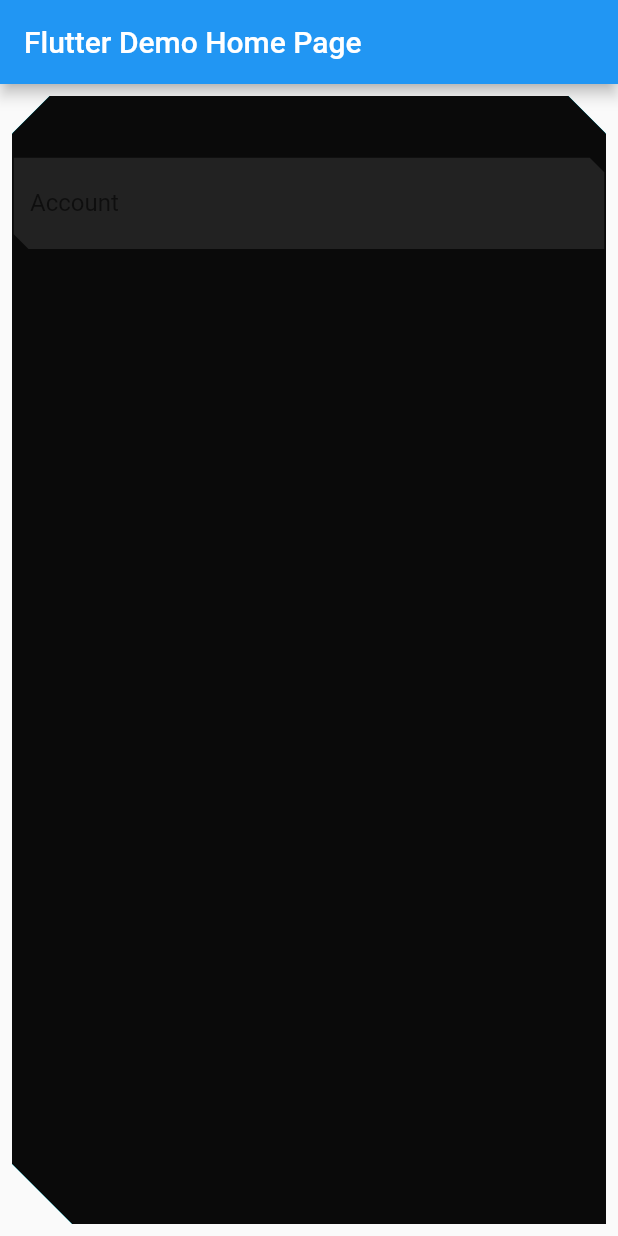
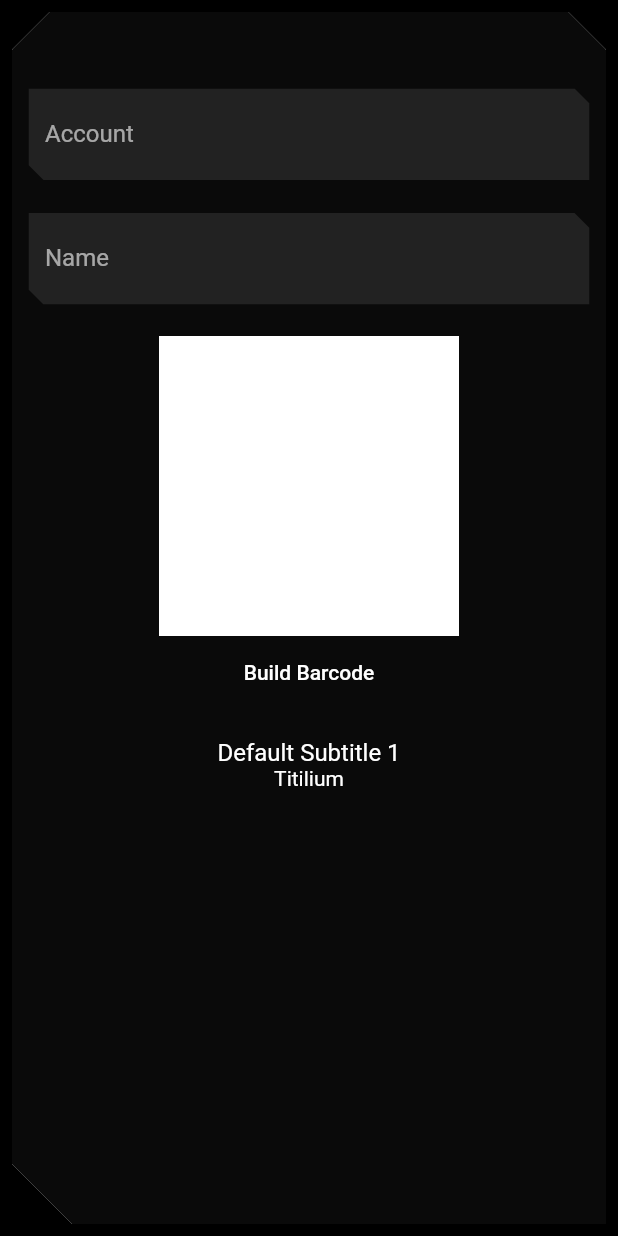
Before and after one commit to leoafarias/optr, a Flutter app: the screen it shows after launch, on a phone screen of 412 x 824 dp. Run offline on Flutter 3.47's test engine with Material 2 defaults, Android fonts, the phone set to English and light mode, and no system bars; our stand-ins replace flutter_hooks, flutter_secure_storage, google_fonts, hooks_riverpod, simple_animations, state_notifier; missing offline and left inert: barcode, drawing_animation, soundpool; statements that could not run were skipped.

Commit message:
Screens clean up and component changes

```diff
--- a/lib/components/frame.dart
+++ b/lib/components/frame.dart
@@ -39,7 +39,10 @@ class _FrameState extends State<Frame> {
       duration: const Duration(milliseconds: 800),
       builder: (context, child, value) {
         return CustomPaint(
-          child: child,
+          child: Padding(
+            padding: const EdgeInsets.all(10),
+            child: child,
+          ),
           painter: _ShapePainter(
             step: value,
             lineStrokeWidth: widget.lineStrokeWidth,
--- a/lib/components/text_field.dart
+++ b/lib/components/text_field.dart
@@ -1,6 +1,5 @@
 import 'package:flutter/material.dart';
 import 'package:optr/components/edges.dart';
-import 'package:optr/helpers/hex_color.dart';
 
 /// Text Field component
 class OptrTextField extends StatefulWidget {
@@ -71,17 +70,17 @@ class _OptrTextFieldState extends State<OptrTextField> {
       child: Container(
         decoration: BoxDecoration(
             boxShadow: _hasFocus
-                ? [BoxShadow(color: Colors.teal.withAlpha(150), blurRadius: 10)]
+                ? [BoxShadow(color: Colors.teal.withAlpha(150), blurRadius: 5)]
                 : null),
         child: Padding(
           padding: const EdgeInsets.all(1.0),
           child: OptrEdges(
-            color: _hasFocus ? Colors.teal : HexColor('#222222'),
+            color: _hasFocus ? Colors.teal : Color(0xFF222222),
             corners: EdgeCorners.cross(10, 0),
             child: Padding(
               padding: const EdgeInsets.all(1),
               child: OptrEdges(
-                color: HexColor('#222222'),
+                color: Color(0xFF222222),
                 corners: EdgeCorners.cross(10, 0),
                 child: Padding(
                   padding: const EdgeInsets.fromLTRB(10, 0, 10, 0),
@@ -99,7 +98,8 @@ class _OptrTextFieldState extends State<OptrTextField> {
                       suffixIcon: _buildRevealButton(),
                       border: InputBorder.none,
                       labelText: widget.label,
-                      )),
+                    ),
+                  ),
                 ),
               ),
             ),
--- /dev/null
+++ b/lib/helpers/build_barcode.dart
@@ -0,0 +1,75 @@
+import 'dart:io';
+import 'dart:ui';
+import 'package:barcode/barcode.dart';
+import 'package:drawing_animation/drawing_animation.dart';
+import 'package:flutter/material.dart';
+import 'package:path_provider/path_provider.dart';
+
+Future<String> get _appDocumentsPath async {
+  final directory = await getApplicationDocumentsDirectory();
+
+  return directory.path;
+}
+
+/// Gets barcode file path
+Future<File> get barcodeFile async {
+  final path = await _appDocumentsPath;
+  return File('$path/barcode.svg');
+}
+
+/// Buids barcode in svg
+Future<String> buildBarcode(
+  String data, {
+  Barcode bc,
+  String filename = 'barcode',
+  double width = 200,
+  double height = 200,
+  // double fontHeight = 20,
+}) async {
+  /// Create the Barcode
+  if (bc == null) {
+    // bc = Barcode.code128(useCode128A: false, useCode128C: false);
+    bc = Barcode.qrCode();
+  }
+
+  final rawSvg = bc.toSvg(data,
+      width: width ?? 200,
+      height: height ?? 200,
+      // fontHeight: fontHeight,
+      drawText: true,
+      fullSvg: true);
+
+  // Save the image
+
+  final file = await barcodeFile;
+  await file.writeAsString(rawSvg);
+  print(file.path);
+  return file.path;
+}
+
+/// Animated barcode
+Widget barCodeAnimated(String path, {bool run = false}) {
+  if (path.isEmpty) return SizedBox(height: 20);
+  return Container(
+    color: Colors.white,
+    height: 200,
+    child: Expanded(
+      child: AnimatedDrawing.svg(
+        path,
+        run: run,
+        duration: Duration(seconds: 3),
+        lineAnimation: LineAnimation.oneByOne,
+        animationOrder: PathOrders.decreasingLength,
+        animationCurve: Curves.linear,
+        onFinish: () => run = false,
+      ),
+    ),
+  );
+}
+
+// Future<Picture> getSvgImage() async {
+//   final file = await barcodeFile;
+//   final picture = SvgPicture.file(file);
+//   picture.
+//   final svgRoot = await SvgPicture.file(file, color: Colors.blue);
+// }
--- a/lib/main.dart
+++ b/lib/main.dart
@@ -1,7 +1,7 @@
 import 'package:flutter/material.dart';
-import 'package:optr/components/frame.dart';
-import 'package:optr/helpers/sound_effect.dart';
+
 import 'package:optr/screens/home.screen.dart';
+import 'package:optr/theme.dart';
 
 void main() {
   runApp(MyApp());
@@ -12,10 +12,7 @@ class MyApp extends StatelessWidget {
   Widget build(BuildContext context) {
     return MaterialApp(
       title: 'Flutter Demo',
-      theme: ThemeData(
-        primarySwatch: Colors.blue,
-        visualDensity: VisualDensity.adaptivePlatformDensity,
-      ),
+      theme: darkTheme(),
       home: HomeScreen('Flutter Demo Home Page'),
     );
   }
--- a/lib/screens/home.screen.dart
+++ b/lib/screens/home.screen.dart
@@ -1,7 +1,9 @@
 import 'package:flutter/material.dart';
 import 'package:flutter_hooks/flutter_hooks.dart';
+import 'package:google_fonts/google_fonts.dart';
 import 'package:optr/components/text_field.dart';
 import 'package:optr/components/wrapper.dart';
+import 'package:optr/helpers/build_barcode.dart';
 
 class HomeScreen extends HookWidget {
   final String _title;
@@ -13,12 +15,20 @@ class HomeScreen extends HookWidget {
 
   @override
   Widget build(BuildContext context) {
+    final run = useState(false);
+    final svgPath = useState('');
+
+    void _onBuildBarcode() async {
+      final path = await buildBarcode('this is a test');
+      run.value = true;
+      svgPath.value = path;
+    }
+
     return Scaffold(
-      appBar: AppBar(
-        title: Text(_title),
-      ),
       body: SafeArea(
         child: Wrapper(
+          child: Padding(
+            padding: const EdgeInsets.all(10.0),
             child: Column(
               crossAxisAlignment: CrossAxisAlignment.start,
               children: <Widget>[
@@ -28,6 +38,27 @@ class HomeScreen extends HookWidget {
                     SizedBox(height: 20),
                     OptrTextField(label: 'Account ', onChanged: null),
                     SizedBox(height: 20),
+                    OptrTextField(label: 'Name', onChanged: null),
+                    SizedBox(height: 20),
+                    Container(
+                      color: Colors.white,
+                      height: 200,
+                      width: 200,
+                      child: barCodeAnimated(svgPath.value, run: run.value),
+                    ),
+                    FlatButton(
+                      child: Text('Build Barcode'),
+                      onPressed: _onBuildBarcode,
+                    ),
+                    SizedBox(height: 20),
+                    Text(
+                      'Default Subtitle 1',
+                      style: Theme.of(context).textTheme.subtitle1,
+                    ),
+                    Text(
+                      'Titilium',
+                      style: GoogleFonts.titilliumWeb(),
+                    ),
                     // Counter(min: 1, onChanged: print),
                   ],
                 ),
@@ -36,6 +67,7 @@ class HomeScreen extends HookWidget {
             ),
           ),
         ),
+      ),
     );
   }
 }
--- /dev/null
+++ b/lib/theme.dart
@@ -0,0 +1,43 @@
+import 'package:flutter/material.dart';
+import 'package:google_fonts/google_fonts.dart';
+
+/// Standard blue color
+const kBlueColor = Color(0xFF005EFF);
+
+TextTheme _textTheme() {
+  return GoogleFonts.titilliumWebTextTheme().copyWith().apply(
+        bodyColor: Colors.white,
+        displayColor: Colors.white,
+      );
+}
+
+/// Optr dark theme
+ThemeData darkTheme() {
+  return ThemeData(
+    brightness: Brightness.dark,
+    primaryColor: Colors.teal,
+    cardColor: Color(0xFF111111),
+    scaffoldBackgroundColor: Colors.black,
+    // buttonColor: Color(0xFF111111),
+    // cardTheme: CardTheme(color: Color(0xFF222222), elevation: 0),
+    textTheme: _textTheme(),
+  );
+}
+
+/// Optr dark theme
+ThemeData lightTheme() {
+  return ThemeData(
+    brightness: Brightness.light,
+    primaryColor: kBlueColor,
+    appBarTheme: AppBarTheme(
+      brightness: Brightness.dark,
+      iconTheme: IconThemeData(color: Colors.white),
+    ),
+
+    // cardColor: Colors.grey[100],
+    cardTheme: CardTheme(color: Colors.grey[100], elevation: 0),
+    scaffoldBackgroundColor: kBlueColor,
+    buttonColor: Colors.grey[100],
+    textTheme: _textTheme(),
+  );
+}
--- a/pubspec.yaml
+++ b/pubspec.yaml
@@ -10,11 +10,14 @@ dependencies:
   flutter:
     sdk: flutter
   cupertino_icons: ^0.1.3
+  google_fonts: ^1.1.0
   simple_animations: ^2.2.1
   sa_stateless_animation: ^1.0.1
   soundpool: ^1.1.1
   flutter_secure_storage: ^3.3.3
   hooks_riverpod: ^0.1.0
+  barcode: ^1.13.0
+  drawing_animation: ^0.1.3
 
 dev_dependencies:
   flutter_test:
```
Also changed, not shown: lib/components/counter.dart (+18 -8 lines), lib/components/edges.dart (+54 -7 lines), lib/components/typing.dart (added, +30 -0 lines), lib/screens/account_detail.screen.dart (added, +76 -0 lines), pubspec.lock, 3 other files. Lines whose indentation alone changed are shown as unchanged.
